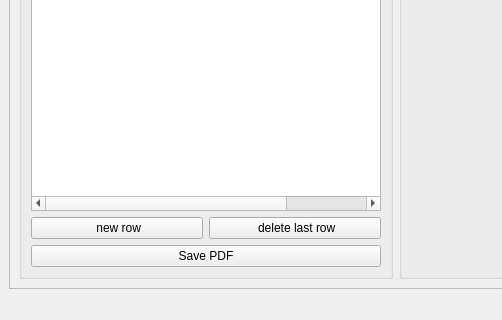
Before: the Qt Designer form GUI/layout.ui in flol3622/jufDea, drawn with Qt 5; both pictures show x 0 to 502 and y 395 to 715 of the 1284 by 715 pixel window.
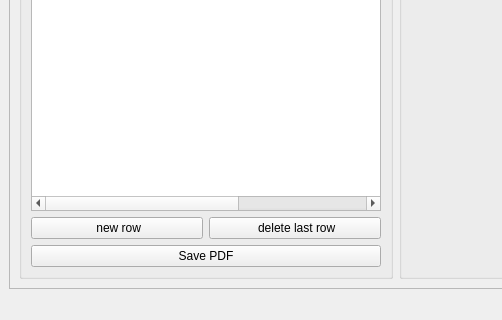
After: the same form once the commit is applied. Icons and pictures are not drawn.

What changed in the file:
```diff
--- a/GUI/layout.ui
+++ b/GUI/layout.ui
@@ -70,6 +70,11 @@
               <string>Birth date</string>
              </property>
             </column>
+            <column>
+             <property name="text">
+              <string>Group</string>
+             </property>
+            </column>
            </widget>
           </item>
           <item>
```
